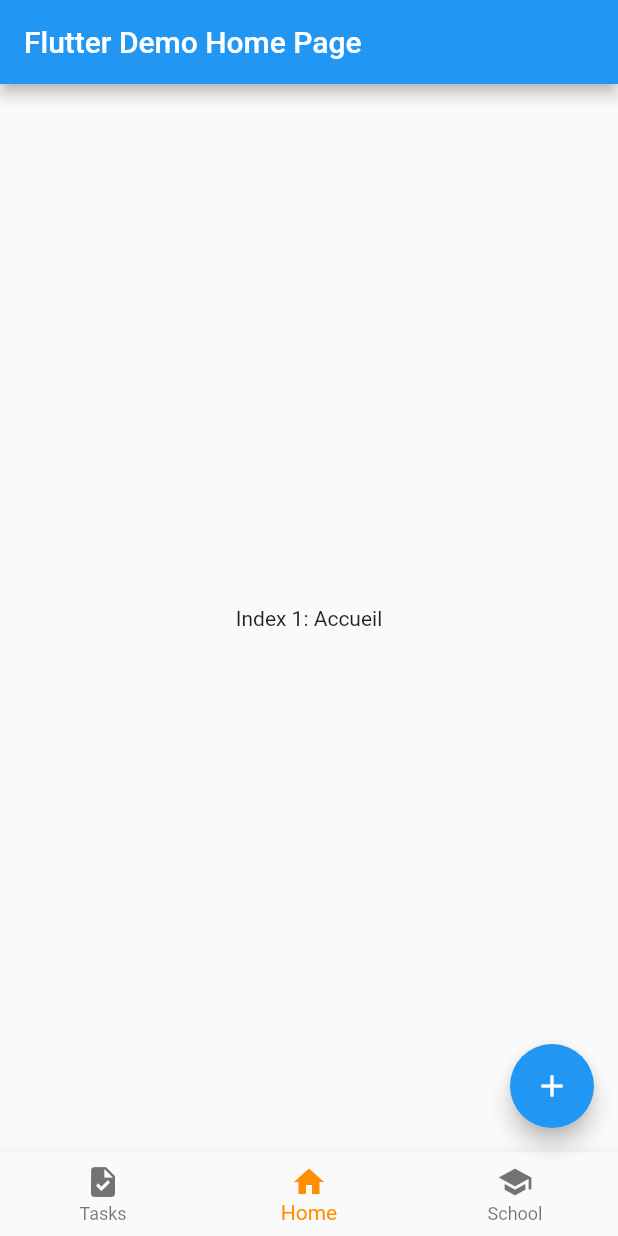
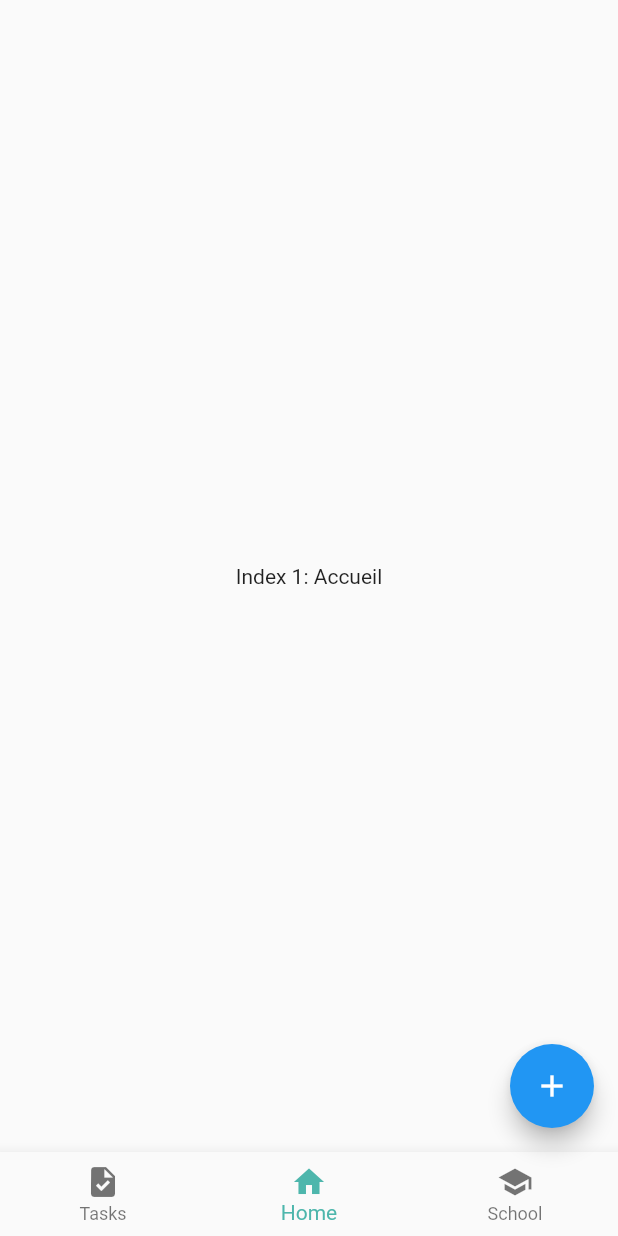
Before and after one commit to ClementLegouest/task_manager, a Flutter app: the screen it shows after launch, item 2 of the bottom bar chosen, on a phone screen of 412 x 824 dp. Run offline on Flutter 3.47's test engine with Material 2 defaults, Android fonts, the phone set to English and light mode, and no system bars.

```diff
--- a/lib/main.dart
+++ b/lib/main.dart
@@ -1,4 +1,6 @@
 import 'package:flutter/material.dart';
+
+import './tasks/task_list.dart';
 
 void main() {
   runApp(const MyApp());
@@ -33,9 +35,7 @@ class _MyHomePageState extends State<MyHomePage> {
   int _counter = 0;
   int _selectedIndex = 0;
   static const List<Widget> _widgetOptions = <Widget>[
-    Text(
-      'Index 0: Tasks',
-    ),
+    TaskList(),
     Text(
       'Index 1: Accueil',
     ),
@@ -59,9 +59,6 @@ class _MyHomePageState extends State<MyHomePage> {
   @override
   Widget build(BuildContext context) {
     return Scaffold(
-      appBar: AppBar(
-        title: Text(widget.title),
-      ),
       body: Center(
         child: _widgetOptions.elementAt(_selectedIndex),
       ),
@@ -72,7 +69,7 @@ class _MyHomePageState extends State<MyHomePage> {
           BottomNavigationBarItem(icon: Icon(Icons.school,), label: 'School'),
         ],
         currentIndex: _selectedIndex,
-        selectedItemColor: Colors.amber[800],
+        selectedItemColor: Colors.teal[300],
         onTap: _onItemTapped,
       ),
       floatingActionButton: FloatingActionButton(
```
